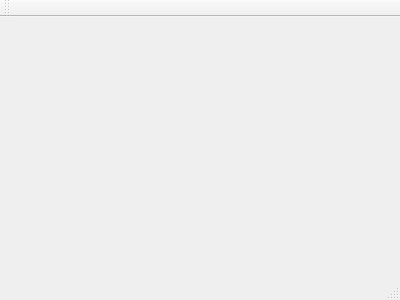
This is client/mainwindow.ui in Dobr1802/QSsl_chat_v.2 as Qt 5 draws it before an edit. The edited form follows.
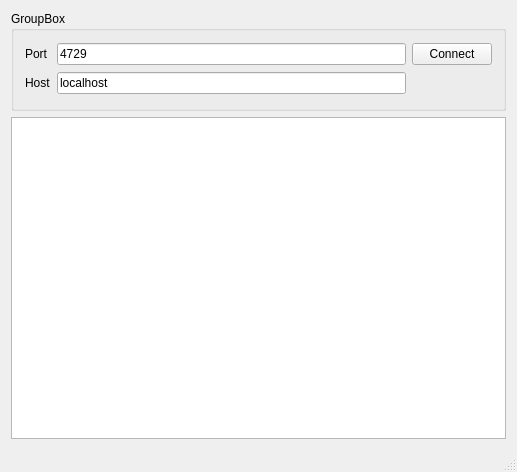
This is the edited form.

Patch:
```diff
--- a/client/mainwindow.ui
+++ b/client/mainwindow.ui
@@ -1,24 +1,89 @@
 <ui version="4.0">
  <class>MainWindow</class>
- <widget class="QMainWindow" name="MainWindow" >
-  <property name="geometry" >
+ <widget class="QMainWindow" name="MainWindow">
+  <property name="geometry">
    <rect>
     <x>0</x>
     <y>0</y>
-    <width>400</width>
-    <height>300</height>
+    <width>517</width>
+    <height>472</height>
    </rect>
   </property>
   <property name="windowTitle" >
    <string>MainWindow</string>
   </property>
-  <widget class="QMenuBar" name="menuBar" />
-  <widget class="QToolBar" name="mainToolBar" />
-  <widget class="QWidget" name="centralWidget" />
-  <widget class="QStatusBar" name="statusBar" />
+  <widget class="QWidget" name="centralWidget">
+   <layout class="QVBoxLayout" name="verticalLayout">
+    <item>
+     <widget class="QGroupBox" name="groupBox">
+      <property name="sizePolicy">
+       <sizepolicy hsizetype="Preferred" vsizetype="Fixed">
+        <horstretch>0</horstretch>
+        <verstretch>0</verstretch>
+       </sizepolicy>
+      </property>
+      <property name="minimumSize">
+       <size>
+        <width>0</width>
+        <height>100</height>
+       </size>
+      </property>
+      <property name="maximumSize">
+       <size>
+        <width>16777215</width>
+        <height>100</height>
+       </size>
+      </property>
+      <property name="title">
+       <string>GroupBox</string>
+      </property>
+      <layout class="QGridLayout" name="gridLayout">
+       <item row="0" column="0">
+        <widget class="QLabel" name="label">
+         <property name="text">
+          <string>Port</string>
+         </property>
+        </widget>
+       </item>
+       <item row="0" column="3">
+        <widget class="QPushButton" name="connectButton">
+         <property name="text">
+          <string>Connect</string>
+         </property>
+        </widget>
+       </item>
+       <item row="1" column="0">
+        <widget class="QLabel" name="label_2">
+         <property name="text">
+          <string>Host</string>
+         </property>
+        </widget>
+       </item>
+       <item row="1" column="1">
+        <widget class="QLineEdit" name="host">
+         <property name="text">
+          <string>localhost</string>
+         </property>
+        </widget>
+       </item>
+       <item row="0" column="1">
+        <widget class="QLineEdit" name="port">
+         <property name="text">
+          <string>4729</string>
+         </property>
+        </widget>
+       </item>
+      </layout>
+     </widget>
+    </item>
+    <item>
+     <widget class="QTextEdit" name="textEdit"/>
+    </item>
+   </layout>
+  </widget>
+  <widget class="QStatusBar" name="statusBar"/>
  </widget>
- <layoutDefault spacing="6" margin="11" />
- <pixmapfunction></pixmapfunction>
+ <layoutdefault spacing="6" margin="11"/>
  <resources/>
  <connections/>
 </ui>
```
Left out of the diff: 5 changed lines with no effect on the pictures.
